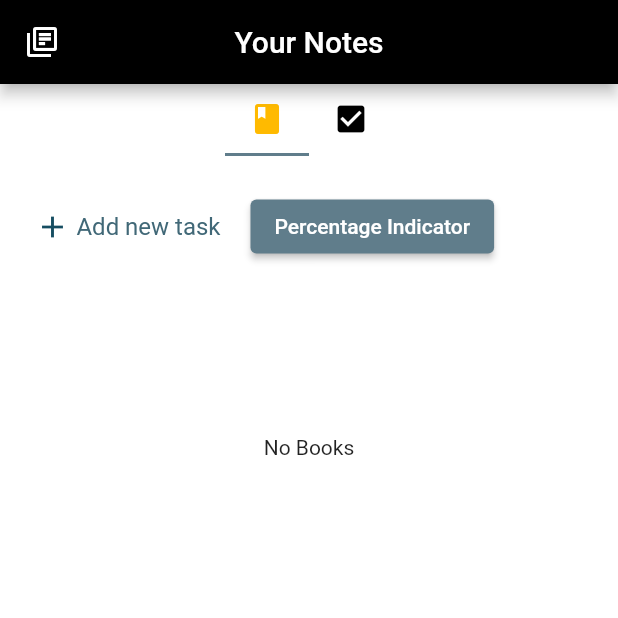
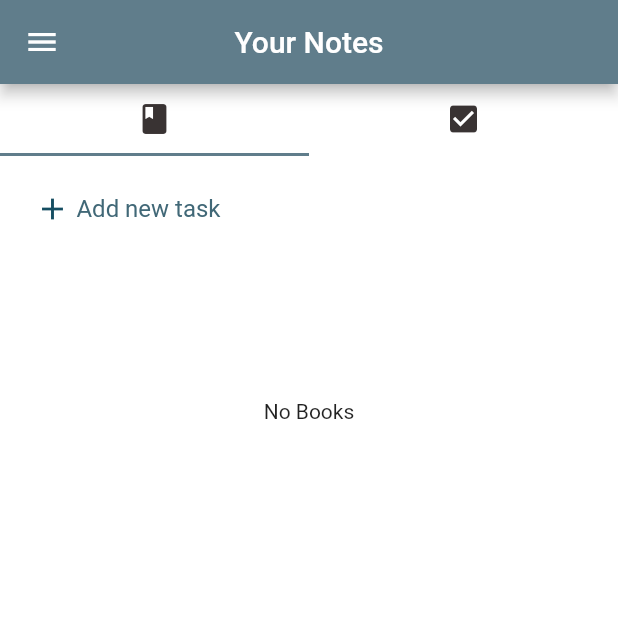
Before and after one commit to coder-Ace77/Flutter_notes_app, a Flutter app: the screen it shows after launch, on a phone screen of 412 x 824 dp, the top half of it. Run offline on Flutter 3.47's test engine with Material 2 defaults, Android fonts, the phone set to English and light mode, and no system bars; our stand-ins replace circular_countdown_timer, flutter_animate, hive, hive_flutter, image_picker, percent_indicator and 1 more; accounts and stored records are empty.

Commit message:
Resolved merge

```diff
--- a/lib/main.dart
+++ b/lib/main.dart
@@ -98,52 +98,31 @@ class _MyHomePageState extends State<MyHomePage>
         backgroundColor: Colors.white,
         drawer: const NewDrawer(),
         appBar: AppBar(
-          backgroundColor: Colors.black,
           centerTitle: true,
           title: Text(widget.title, style: TextStyle()),
-          leading: Builder(
-            builder: (BuildContext context) {
-              return IconButton(
-                icon: const Icon(
-                  Icons.library_books_outlined,
-                ),
-                onPressed: () {
-                  print(DefaultTabController.of(context).index);
-                  Scaffold.of(context).openDrawer();
-                },
-                tooltip: MaterialLocalizations.of(context).openAppDrawerTooltip,
-              );
-            },
-          ),
         ),
         body: Column(
           children: [
             TabBar(
               onTap: (value) {
                 setState(() {
-                  print(value);
                   currentTabIndex = value;
                 });
               },
-              padding: EdgeInsets.fromLTRB(150, 0, 150, 0),
-              tabs: [
+              tabs: const [
                 Tab(
                     icon: Icon(
                   Icons.book,
-                  color: currentTabIndex == 0
-                      ? Color.fromRGBO(255, 186, 0, 1)
-                      : Colors.black,
+                  color: Color.fromARGB(255, 57, 51, 51),
                 )),
                 Tab(
                     icon: Icon(
                   Icons.check_box,
-                  color: currentTabIndex == 1
-                      ? Color.fromRGBO(255, 186, 0, 1)
-                      : Colors.black,
+                  color: Color.fromARGB(255, 57, 51, 51),
                 )),
               ],
             ),
-            Expanded(
+            const Expanded(
               child: TabBarView(children: [
                 Books(),
                 Tasks(),
--- a/lib/widgets/todo/todolist.dart
+++ b/lib/widgets/todo/todolist.dart
@@ -1,6 +1,5 @@
 import 'package:flutter/material.dart';
 import 'package:hive_flutter/hive_flutter.dart';
-import 'package:todo_notes/widgets/todo/percentage.dart';
 import 'package:todo_notes/widgets/todo/add_task.dart';
 import 'package:todo_notes/helpers/todo/model_todo.dart';
 import '../../models/todo/todo.dart';
@@ -154,22 +153,12 @@ class ListItemsStateButton extends State<ListItemButton> {
       child: Container(
         padding: const EdgeInsets.all(23),
         child: Row(
-          children: [
+          children: const [
             Icon(Icons.add, color: Color.fromARGB(255, 21, 77, 97)),
             Text(" Add new task",
                 style: TextStyle(
                     fontSize: 16, color: Color.fromARGB(255, 65, 104, 119))),
             SizedBox(width: 20),
-            ElevatedButton(
-                onPressed: () {
-                  Navigator.push(
-                      context,
-                      MaterialPageRoute(
-                          builder: (context) => PercentageIndicator(
-                                task: "Learn ML",
-                              )));
-                },
-                child: const Text("Percentage Indicator"))
           ],
         ),
       ),
```
Also changed, not shown: pubspec.lock.
